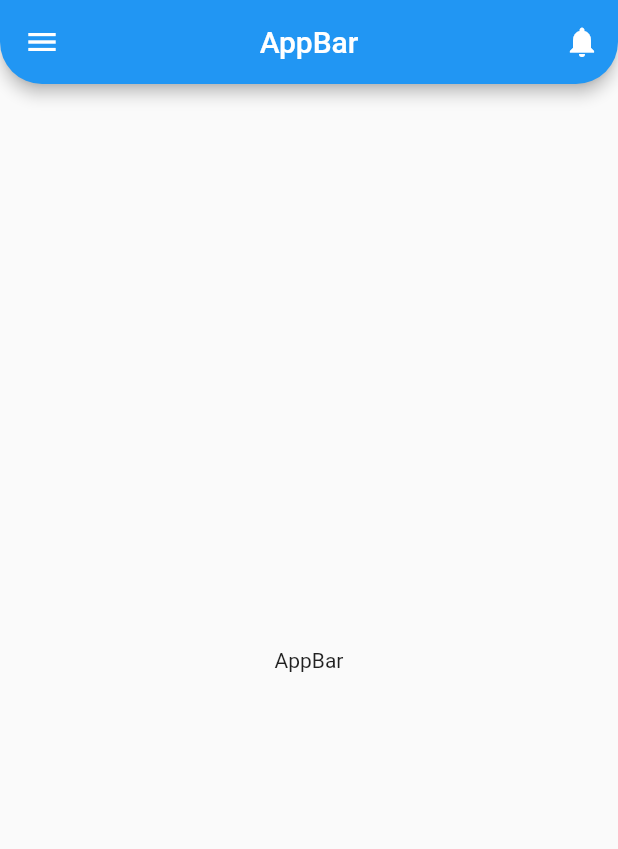
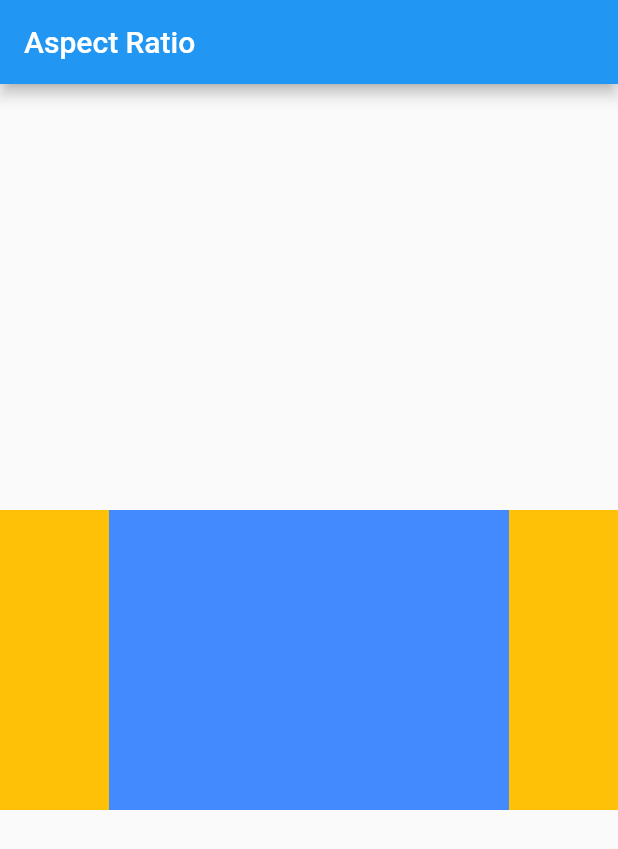
Before and after one commit to AmmarAgeeza/Flutter-Widgets, a Flutter app: the screen it shows after launch, on a phone screen of 412 x 824 dp. Shown: the top 849 px of the screen. Run offline on Flutter 3.47's test engine with Material 2 defaults, Android fonts, the phone set to English and light mode, and no system bars.

Commit message:
AspectRatio Widget

```diff
--- a/lib/main.dart
+++ b/lib/main.dart
@@ -1,5 +1,5 @@
 import 'package:flutter/material.dart';
-import 'package:flutter_widgets/widgets/20_app_bar.dart';
+import 'package:flutter_widgets/widgets/widget_021_aspect_ration.dart';
 
 void main() {
   runApp(const MyApp());
@@ -13,7 +13,7 @@ class MyApp extends StatelessWidget {
     return const MaterialApp(
       title: 'Flutter Widgets',
       debugShowCheckedModeBanner: false,
-      home: AppBarWidget(),
+      home: AspetRationWidget(),
     );
   }
 }
--- /dev/null
+++ b/lib/widgets/widget_021_aspect_ration.dart
@@ -0,0 +1,33 @@
+import 'package:flutter/material.dart';
+
+class AspetRationWidget extends StatefulWidget {
+  const AspetRationWidget({super.key});
+
+  @override
+  State<AspetRationWidget> createState() => _AspetRationWidgetState();
+}
+
+class _AspetRationWidgetState extends State<AspetRationWidget> {
+  @override
+  Widget build(BuildContext context) {
+    return Scaffold(
+      appBar: AppBar(
+        title: const Text('Aspect Ratio'),
+      ),
+      body: Center(
+        child: Container(
+          height: 200,
+          width: double.infinity,
+          color: Colors.amber,
+          alignment: Alignment.center,
+          child: AspectRatio(
+            aspectRatio: 4/3,
+            child: Container(
+              color: Colors.blueAccent,
+            ),
+          ),
+        ),
+      ),
+    );
+  }
+}
```
Also changed, not shown: 1 other file.
